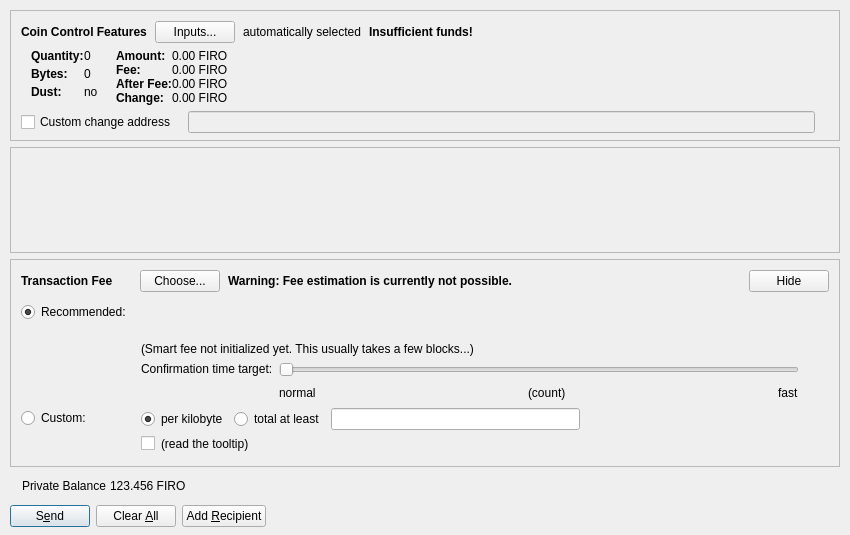
firoorg/firo, file src/qt/forms/sendcoinsdialog.ui: the form before one commit.
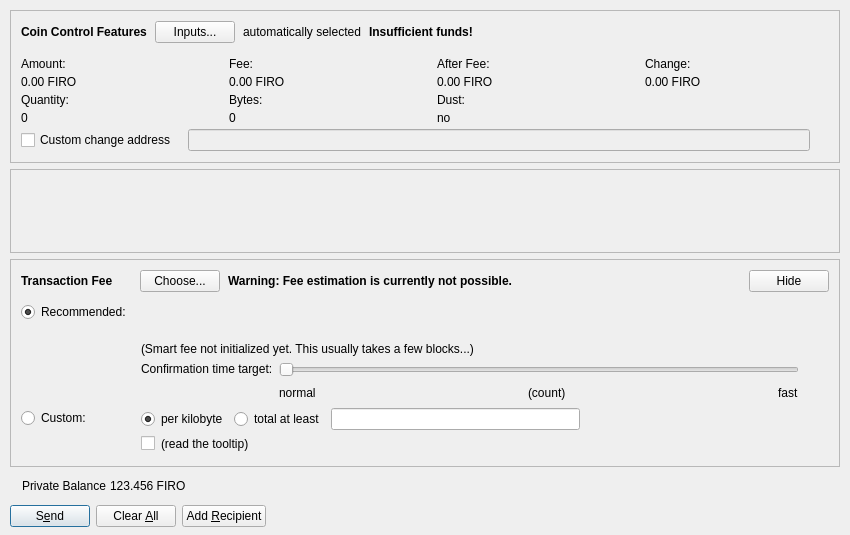
The form after the commit. Custom widgets are drawn as their Qt base class.

Commit message: Qt: Lay out coin control in an even grid

What changed in the file:
```diff
--- a/src/qt/forms/sendcoinsdialog.ui
+++ b/src/qt/forms/sendcoinsdialog.ui
@@ -63,7 +63,7 @@
        <number>0</number>
       </property>
       <property name="bottomMargin">
-       <number>6</number>
+       <number>10</number>
       </property>
       <item>
        <layout class="QVBoxLayout" name="verticalLayoutCoinControl" stretch="0,0,0,1">
@@ -76,13 +76,16 @@
         <property name="topMargin">
          <number>10</number>
         </property>
+        <property name="rightMargin">
+         <number>10</number>
+        </property>
         <item>
          <layout class="QHBoxLayout" name="horizontalLayoutCoinControl2" stretch="0,0,0,0,1">
           <property name="spacing">
            <number>8</number>
           </property>
           <property name="bottomMargin">
-           <number>6</number>
+           <number>14</number>
           </property>
           <item>
            <widget class="QLabel" name="labelCoinControlFeatures">
@@ -163,21 +166,12 @@
         <item>
          <widget class="QWidget" name="widgetCoinControl" native="true">
           <property name="sizePolicy">
-           <sizepolicy hsizetype="Preferred" vsizetype="Preferred">
+           <sizepolicy hsizetype="Ignored" vsizetype="Preferred">
             <horstretch>0</horstretch>
             <verstretch>0</verstretch>
            </sizepolicy>
           </property>
-          <property name="minimumSize">
-           <size>
-            <width>0</width>
-            <height>0</height>
-           </size>
-          </property>
-          <property name="styleSheet">
-           <string notr="true"/>
-          </property>
-          <layout class="QHBoxLayout" name="horizontalLayoutCoinControl5">
+          <layout class="QGridLayout" name="gridLayoutCoinControl" columnstretch="1,1,1,1">
            <property name="leftMargin">
             <number>0</number>
            </property>
@@ -188,180 +182,28 @@
             <number>0</number>
            </property>
            <property name="bottomMargin">
-            <number>0</number>
-           </property>
-           <item>
-            <layout class="QFormLayout" name="horizontalLayoutCoinControl3">
-             <property name="fieldGrowthPolicy">
-              <enum>QFormLayout::AllNonFixedFieldsGrow</enum>
-             </property>
-             <property name="rowWrapPolicy">
-              <enum>QFormLayout::WrapLongRows</enum>
-             </property>
-             <property name="horizontalSpacing">
-              <number>0</number>
-             </property>
-             <property name="verticalSpacing">
-              <number>6</number>
-             </property>
-             <property name="topMargin">
-              <number>0</number>
-             </property>
-             <property name="bottomMargin">
-              <number>6</number>
-             </property>
-             <item row="0" column="0">
-              <layout class="QFormLayout" name="formLayoutCoinControl1">
-               <property name="rowWrapPolicy">
-                <enum>QFormLayout::WrapLongRows</enum>
-               </property>
-               <property name="horizontalSpacing">
-                <number>0</number>
-               </property>
-               <property name="verticalSpacing">
                 <number>4</number>
                </property>
-               <property name="leftMargin">
-                <number>10</number>
-               </property>
-               <property name="topMargin">
-                <number>0</number>
-               </property>
-               <property name="rightMargin">
-                <number>12</number>
-               </property>
-               <item row="0" column="0">
-                <widget class="QLabel" name="labelCoinControlQuantityText">
-                 <property name="font">
-                  <font>
-                   <weight>75</weight>
-                   <bold>true</bold>
-                  </font>
-                 </property>
-                 <property name="text">
-                  <string>Quantity:</string>
-                 </property>
-                 <property name="margin">
-                  <number>0</number>
-                 </property>
-                </widget>
-               </item>
-               <item row="0" column="1">
-                <widget class="QLabel" name="labelCoinControlQuantity">
-                 <property name="cursor">
-                  <cursorShape>IBeamCursor</cursorShape>
-                 </property>
-                 <property name="contextMenuPolicy">
-                  <enum>Qt::ActionsContextMenu</enum>
-                 </property>
-                 <property name="text">
-                  <string notr="true">0</string>
-                 </property>
-                 <property name="margin">
-                  <number>0</number>
-                 </property>
-                 <property name="textInteractionFlags">
-                  <set>Qt::LinksAccessibleByMouse|Qt::TextSelectableByKeyboard|Qt::TextSelectableByMouse</set>
-                 </property>
-                </widget>
-               </item>
-               <item row="1" column="0">
-                <widget class="QLabel" name="labelCoinControlBytesText">
-                 <property name="font">
-                  <font>
-                   <weight>75</weight>
-                   <bold>true</bold>
-                  </font>
-                 </property>
-                 <property name="text">
-                  <string>Bytes:</string>
-                 </property>
-                </widget>
-               </item>
-               <item row="1" column="1">
-                <widget class="QLabel" name="labelCoinControlBytes">
-                 <property name="cursor">
-                  <cursorShape>IBeamCursor</cursorShape>
-                 </property>
-                 <property name="contextMenuPolicy">
-                  <enum>Qt::ActionsContextMenu</enum>
-                 </property>
-                 <property name="text">
-                  <string notr="true">0</string>
-                 </property>
-                 <property name="textInteractionFlags">
-                  <set>Qt::LinksAccessibleByMouse|Qt::TextSelectableByKeyboard|Qt::TextSelectableByMouse</set>
-                 </property>
-                </widget>
-               </item>
-               <item row="2" column="0">
-                <widget class="QLabel" name="labelCoinControlLowOutputText">
-                 <property name="font">
-                  <font>
-                   <weight>75</weight>
-                   <bold>true</bold>
-                  </font>
-                 </property>
-                 <property name="text">
-                  <string>Dust:</string>
-                 </property>
-                </widget>
-               </item>
-               <item row="2" column="1">
-                <widget class="QLabel" name="labelCoinControlLowOutput">
-                 <property name="cursor">
-                  <cursorShape>IBeamCursor</cursorShape>
-                 </property>
-                 <property name="contextMenuPolicy">
-                  <enum>Qt::ActionsContextMenu</enum>
-                 </property>
-                 <property name="text">
-                  <string notr="true">no</string>
-                 </property>
-                 <property name="textInteractionFlags">
-                  <set>Qt::LinksAccessibleByMouse|Qt::TextSelectableByKeyboard|Qt::TextSelectableByMouse</set>
-                 </property>
-                </widget>
-               </item>
-              </layout>
-             </item>
-             <item row="0" column="1">
-              <layout class="QFormLayout" name="formLayoutCoinControl2">
-               <property name="rowWrapPolicy">
-                <enum>QFormLayout::WrapLongRows</enum>
-               </property>
                <property name="horizontalSpacing">
-                <number>0</number>
+            <number>24</number>
                </property>
                <property name="verticalSpacing">
-                <number>0</number>
-               </property>
-               <property name="leftMargin">
-                <number>6</number>
-               </property>
-               <property name="topMargin">
-                <number>0</number>
-               </property>
-               <property name="rightMargin">
-                <number>6</number>
+            <number>4</number>
                </property>
                <item row="0" column="0">
                 <widget class="QLabel" name="labelCoinControlAmountText">
-                 <property name="font">
-                  <font>
-                   <weight>75</weight>
-                   <bold>true</bold>
-                  </font>
-                 </property>
                  <property name="text">
                   <string>Amount:</string>
                  </property>
-                 <property name="margin">
-                  <number>0</number>
+             <property name="alignment">
+              <set>Qt::AlignLeading|Qt::AlignLeft|Qt::AlignBottom</set>
+             </property>
+             <property name="wordWrap">
+              <bool>true</bool>
                  </property>
                 </widget>
                </item>
-               <item row="0" column="1">
+           <item row="1" column="0">
                 <widget class="QLabel" name="labelCoinControlAmount">
                  <property name="cursor">
                   <cursorShape>IBeamCursor</cursorShape>
@@ -377,19 +219,16 @@
                  </property>
                 </widget>
                </item>
-               <item row="1" column="0">
+           <item row="0" column="1">
                 <widget class="QLabel" name="labelCoinControlFeeText">
-                 <property name="font">
-                  <font>
-                   <weight>75</weight>
-                   <bold>true</bold>
-                  </font>
-                 </property>
                  <property name="text">
                   <string>Fee:</string>
                  </property>
-                 <property name="margin">
-                  <number>0</number>
+             <property name="alignment">
+              <set>Qt::AlignLeading|Qt::AlignLeft|Qt::AlignBottom</set>
+             </property>
+             <property name="wordWrap">
+              <bool>true</bool>
                  </property>
                 </widget>
                </item>
@@ -409,23 +248,20 @@
                  </property>
                 </widget>
                </item>
-               <item row="2" column="0">
+           <item row="0" column="2">
                 <widget class="QLabel" name="labelCoinControlAfterFeeText">
-                 <property name="font">
-                  <font>
-                   <weight>75</weight>
-                   <bold>true</bold>
-                  </font>
-                 </property>
                  <property name="text">
                   <string>After Fee:</string>
                  </property>
-                 <property name="margin">
-                  <number>0</number>
+             <property name="alignment">
+              <set>Qt::AlignLeading|Qt::AlignLeft|Qt::AlignBottom</set>
+             </property>
+             <property name="wordWrap">
+              <bool>true</bool>
                  </property>
                 </widget>
                </item>
-               <item row="2" column="1">
+           <item row="1" column="2">
                 <widget class="QLabel" name="labelCoinControlAfterFee">
                  <property name="cursor">
                   <cursorShape>IBeamCursor</cursorShape>
@@ -441,20 +277,20 @@
                  </property>
                 </widget>
                </item>
-               <item row="3" column="0">
+           <item row="0" column="3">
                 <widget class="QLabel" name="labelCoinControlChangeText">
-                 <property name="font">
-                  <font>
-                   <weight>75</weight>
-                   <bold>true</bold>
-                  </font>
-                 </property>
                  <property name="text">
                   <string>Change:</string>
                  </property>
-                </widget>
-               </item>
-               <item row="3" column="1">
+             <property name="alignment">
+              <set>Qt::AlignLeading|Qt::AlignLeft|Qt::AlignBottom</set>
+             </property>
+             <property name="wordWrap">
+              <bool>true</bool>
+             </property>
+            </widget>
+           </item>
+           <item row="1" column="3">
                 <widget class="QLabel" name="labelCoinControlChange">
                  <property name="cursor">
                   <cursorShape>IBeamCursor</cursorShape>
@@ -470,9 +306,92 @@
                  </property>
                 </widget>
                </item>
-              </layout>
-             </item>
-            </layout>
+           <item row="2" column="0">
+            <widget class="QLabel" name="labelCoinControlQuantityText">
+             <property name="text">
+              <string>Quantity:</string>
+             </property>
+             <property name="alignment">
+              <set>Qt::AlignLeading|Qt::AlignLeft|Qt::AlignBottom</set>
+             </property>
+             <property name="wordWrap">
+              <bool>true</bool>
+             </property>
+            </widget>
+           </item>
+           <item row="3" column="0">
+            <widget class="QLabel" name="labelCoinControlQuantity">
+             <property name="cursor">
+              <cursorShape>IBeamCursor</cursorShape>
+             </property>
+             <property name="contextMenuPolicy">
+              <enum>Qt::ActionsContextMenu</enum>
+             </property>
+             <property name="text">
+              <string notr="true">0</string>
+             </property>
+             <property name="textInteractionFlags">
+              <set>Qt::LinksAccessibleByMouse|Qt::TextSelectableByKeyboard|Qt::TextSelectableByMouse</set>
+             </property>
+            </widget>
+           </item>
+           <item row="2" column="1">
+            <widget class="QLabel" name="labelCoinControlBytesText">
+             <property name="text">
+              <string>Bytes:</string>
+             </property>
+             <property name="alignment">
+              <set>Qt::AlignLeading|Qt::AlignLeft|Qt::AlignBottom</set>
+             </property>
+             <property name="wordWrap">
+              <bool>true</bool>
+             </property>
+            </widget>
+           </item>
+           <item row="3" column="1">
+            <widget class="QLabel" name="labelCoinControlBytes">
+             <property name="cursor">
+              <cursorShape>IBeamCursor</cursorShape>
+             </property>
+             <property name="contextMenuPolicy">
+              <enum>Qt::ActionsContextMenu</enum>
+             </property>
+             <property name="text">
+              <string notr="true">0</string>
+             </property>
+             <property name="textInteractionFlags">
+              <set>Qt::LinksAccessibleByMouse|Qt::TextSelectableByKeyboard|Qt::TextSelectableByMouse</set>
+             </property>
+            </widget>
+           </item>
+           <item row="2" column="2">
+            <widget class="QLabel" name="labelCoinControlLowOutputText">
+             <property name="text">
+              <string>Dust:</string>
+             </property>
+             <property name="alignment">
+              <set>Qt::AlignLeading|Qt::AlignLeft|Qt::AlignBottom</set>
+             </property>
+             <property name="wordWrap">
+              <bool>true</bool>
+             </property>
+            </widget>
+           </item>
+           <item row="3" column="2">
+            <widget class="QLabel" name="labelCoinControlLowOutput">
+             <property name="cursor">
+              <cursorShape>IBeamCursor</cursorShape>
+             </property>
+             <property name="contextMenuPolicy">
+              <enum>Qt::ActionsContextMenu</enum>
+             </property>
+             <property name="text">
+              <string notr="true">no</string>
+             </property>
+             <property name="textInteractionFlags">
+              <set>Qt::LinksAccessibleByMouse|Qt::TextSelectableByKeyboard|Qt::TextSelectableByMouse</set>
+             </property>
+            </widget>
            </item>
           </layout>
          </widget>
@@ -488,9 +407,6 @@
           <property name="topMargin">
            <number>0</number>
           </property>
-          <property name="rightMargin">
-           <number>5</number>
-          </property>
           <item>
            <widget class="QCheckBox" name="checkBoxCoinControlChange">
             <property name="toolTip">
```
Left out of the diff: 3 changed lines with no effect on the pictures. Lines whose indentation alone changed are shown as unchanged. The commit also changes 4 other files.
